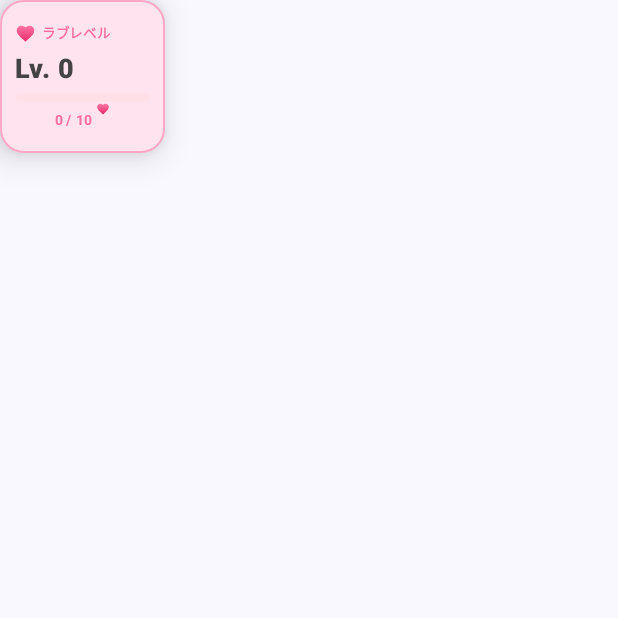
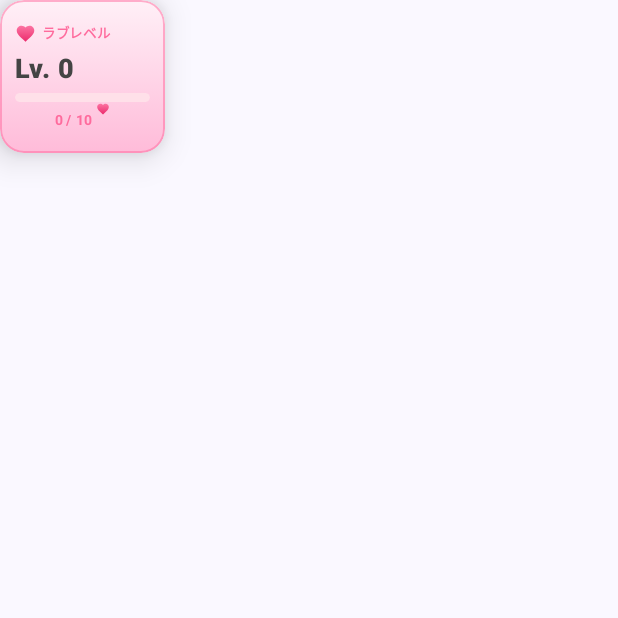
Before and after one commit to tukinamiotoko-afk/lovemanpokei, an Android app built with Jetpack Compose: the composable HomeLoveLevelCard called with empty values, on a phone screen of 412 x 824 dp, the top half of it. Run offline under Robolectric (Android 15) with nearby library versions, the phone set to English and light mode, and no system bars; libraries missing offline, so code that uses them is left out: java.net, org.json; 1 statement that could not run was skipped.

Commit message:
Apply gradient background to HomeLoveLevelCard and HomeActionPointsCard
- LoveLevel: light pink (#FFF0F7) → deeper pink (#FFBBD9)
- ActionPoints: light teal (#E8FAF8) → deeper teal (#B2DFDB)

https://claude.ai/code/session_01GvViALcMcPGzsZ2wcqHBjK

```diff
--- a/app/src/main/java/com/example/lovemanpo/MainActivity.kt
+++ b/app/src/main/java/com/example/lovemanpo/MainActivity.kt
@@ -1198,7 +1198,14 @@ fun HomeStatItemSmall(icon: androidx.compose.ui.graphics.vector.ImageVector, lab
 
 @Composable
 fun HomeLoveLevelCard(lv: Int, progress: Float, hearts: Int) {
-    Surface(shape = RoundedCornerShape(16.dp), color = Color(0xFFFFE4EF), modifier = Modifier.width(110.dp), shadowElevation = 14.dp, border = BorderStroke(1.dp, Color(0xFFFF6B9D).copy(alpha = 0.5f))) {
+    Box(
+        modifier = Modifier
+            .width(110.dp)
+            .shadow(14.dp, RoundedCornerShape(16.dp))
+            .clip(RoundedCornerShape(16.dp))
+            .background(androidx.compose.ui.graphics.Brush.verticalGradient(listOf(Color(0xFFFFF0F7), Color(0xFFFFBBD9))))
+            .border(1.dp, Color(0xFFFF6B9D).copy(alpha = 0.5f), RoundedCornerShape(16.dp))
+    ) {
         Column(modifier = Modifier.padding(10.dp)) {
             Row(verticalAlignment = Alignment.CenterVertically) {
                 Icon(Icons.Default.Favorite, null, tint = Color.Unspecified, modifier = Modifier.size(14.dp).gradientTint(listOf(Color(0xFFFF80AB), Color(0xFFE91E63))))
@@ -1237,7 +1244,14 @@ fun HomeLoveLevelCard(lv: Int, progress: Float, hearts: Int) {
 // 2. 行動ポイントカードのコメントを削除
 @Composable
 fun HomeActionPointsCard(pts: Int) {
-    Surface(shape = RoundedCornerShape(16.dp), color = Color(0xFFFFF0F5), modifier = Modifier.width(110.dp), shadowElevation = 14.dp, border = BorderStroke(1.dp, Color(0xFF4DB6AC).copy(alpha = 0.5f))) {
+    Box(
+        modifier = Modifier
+            .width(110.dp)
+            .shadow(14.dp, RoundedCornerShape(16.dp))
+            .clip(RoundedCornerShape(16.dp))
+            .background(androidx.compose.ui.graphics.Brush.verticalGradient(listOf(Color(0xFFE8FAF8), Color(0xFFB2DFDB))))
+            .border(1.dp, Color(0xFF4DB6AC).copy(alpha = 0.5f), RoundedCornerShape(16.dp))
+    ) {
         Column(modifier = Modifier.padding(10.dp)) {
             Row(verticalAlignment = Alignment.CenterVertically) {
                 Icon(Icons.Default.Place, null, tint = Color.Unspecified, modifier = Modifier.size(14.dp).gradientTint(listOf(Color(0xFF80CBC4), Color(0xFF00695C))))
```
